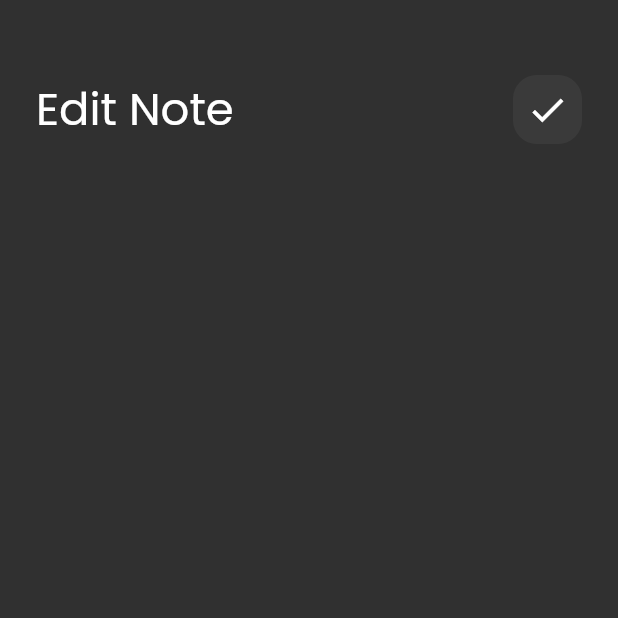
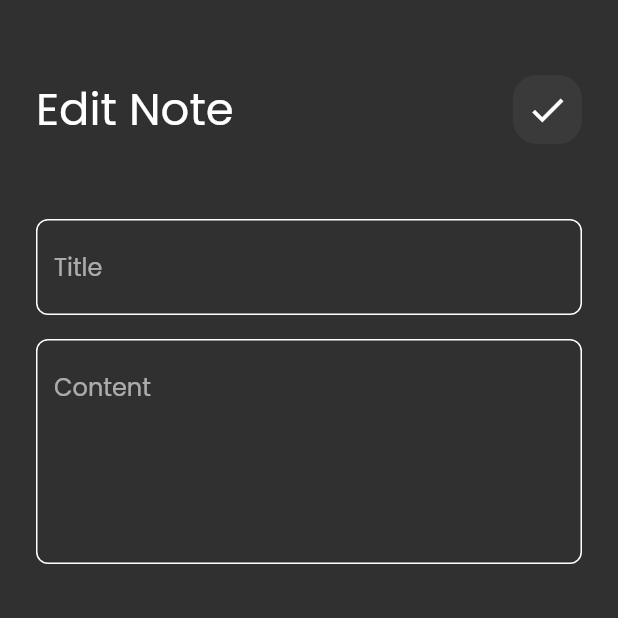
Before and after one commit to gamalazzam5/notes_app, a Flutter app: the EditNoteView screen opened directly, on a phone screen of 412 x 824 dp, the top half of it. Run offline on Flutter 3.47's test engine with Material 3 defaults, Android fonts, the phone set to English and light mode, and no system bars.

Commit message:
edit note view ui done

```diff
--- a/lib/widgets/custom_search_icon.dart
+++ b/lib/widgets/custom_search_icon.dart
@@ -10,7 +10,7 @@ class CustomIcon extends StatelessWidget {
       width: 46,
       decoration: BoxDecoration(borderRadius: BorderRadius.circular(16),
           color: Colors.white.withValues(alpha: .05)),
-      child: Center(child:Icon(icon,size: 28,)),
+      child: Center(child:IconButton( icon: Icon( icon,size: 28,), onPressed: () {  },),),
     );
   }
 }
--- a/lib/widgets/edit_view_body.dart
+++ b/lib/widgets/edit_view_body.dart
@@ -1,5 +1,6 @@
 import 'package:flutter/material.dart';
 import 'package:notes_app/widgets/custom_app_bar.dart';
+import 'package:notes_app/widgets/custom_text_field.dart';
 
 class EditNoteViewBody extends StatelessWidget {
   const EditNoteViewBody({super.key});
@@ -12,6 +13,10 @@ class EditNoteViewBody extends StatelessWidget {
         children: const [
           SizedBox(height: 50),
           CustomAppBar(title: "Edit Note", icon: Icons.check),
+          SizedBox(height: 50),
+          CustomTextField(hint: "Title"),
+          SizedBox(height: 16),
+          CustomTextField(hint: "Content", maxLines: 5),
         ],
       ),
     );
```
